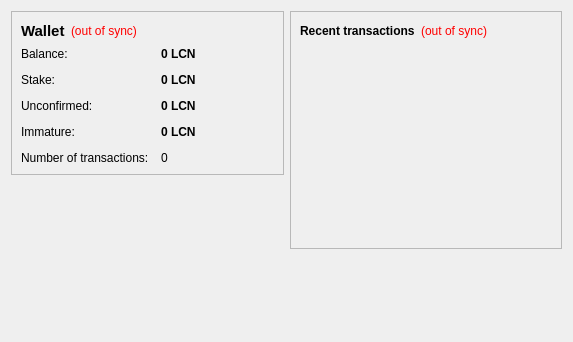
lamer547/leapcoin, file src/qt/forms/overviewpage.ui: the form before one commit.
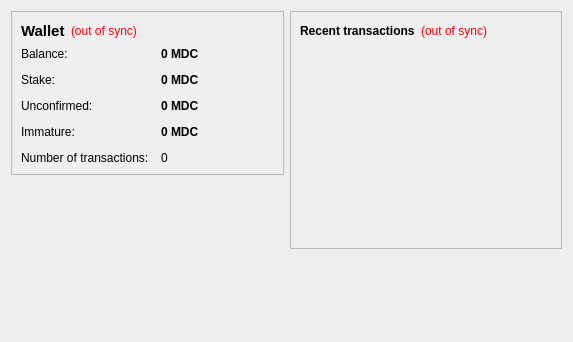
The form after the commit. Icons and pictures are not drawn.

```diff
--- a/src/qt/forms/overviewpage.ui
+++ b/src/qt/forms/overviewpage.ui
@@ -105,7 +105,7 @@
              <string>Your current balance</string>
             </property>
             <property name="text">
-             <string notr="true">0 LCN</string>
+             <string notr="true">0 MDC</string>
             </property>
             <property name="textInteractionFlags">
              <set>Qt::LinksAccessibleByMouse|Qt::TextSelectableByKeyboard|Qt::TextSelectableByMouse</set>
@@ -134,7 +134,7 @@
              <string>Total of coins that was staked, and do not yet count toward the current balance</string>
             </property>
             <property name="text">
-             <string notr="true">0 LCN</string>
+             <string notr="true">0 MDC</string>
             </property>
             <property name="textInteractionFlags">
              <set>Qt::LinksAccessibleByMouse|Qt::TextSelectableByKeyboard|Qt::TextSelectableByMouse</set>
@@ -163,7 +163,7 @@
              <string>Total of transactions that have yet to be confirmed, and do not yet count toward the current balance</string>
             </property>
             <property name="text">
-             <string notr="true">0 LCN</string>
+             <string notr="true">0 MDC</string>
             </property>
             <property name="textInteractionFlags">
              <set>Qt::LinksAccessibleByMouse|Qt::TextSelectableByKeyboard|Qt::TextSelectableByMouse</set>
@@ -189,7 +189,7 @@
              <string>Mined balance that has not yet matured</string>
             </property>
             <property name="text">
-             <string notr="true">0 LCN</string>
+             <string notr="true">0 MDC</string>
             </property>
             <property name="textInteractionFlags">
              <set>Qt::LinksAccessibleByMouse|Qt::TextSelectableByKeyboard|Qt::TextSelectableByMouse</set>
```
